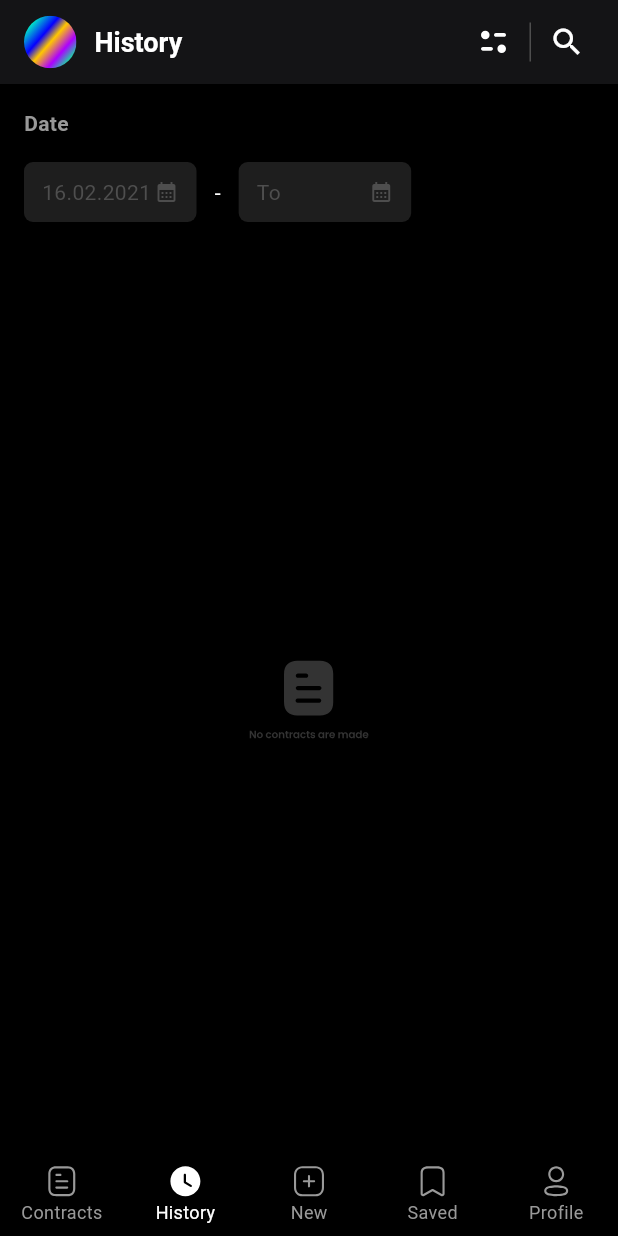
After one commit to AbrorAzizov/IBilling, a Flutter app: the HistoryPage screen opened by its route, on a phone screen of 412 x 824 dp. The commit adds this screen. Run offline on Flutter 3.47's test engine with Material 3 defaults, Android fonts, the phone set to English and light mode, and no system bars; our stand-ins replace bloc, cloud_firestore, dartz, equatable, firebase_core, flutter_bloc and 3 more; accounts and stored records are empty.

Commit message:
feat(saved,history):added

```diff
--- a/lib/core/routes/app_router.dart
+++ b/lib/core/routes/app_router.dart
@@ -8,6 +8,8 @@ import '../../feature/contracts/presentation/bloc/contracts_bloc.dart';
 import '../../feature/contracts/presentation/pages/contract_details_page.dart';
 import '../../feature/contracts/presentation/pages/contracts_page.dart';
 import '../../feature/contracts/presentation/pages/home_shell.dart';
+import '../../feature/contracts/presentation/pages/saved_page.dart';
+import '../../feature/history/presentation/pages/history_page.dart';
 import '../../feature/new/presentation/bloc/create_bloc.dart';
 import '../../feature/new/presentation/tabs/create_contract_tab.dart';
 import '../../feature/new/presentation/tabs/create_invoice_tab.dart';
@@ -32,19 +34,27 @@ final class AppRouter {
       errorBuilder: (context, state) =>
           Scaffold(body: Center(child: Text('Error: ${state.error}'))),
       routes: [
+        // Move contract details to top level so it covers the bottom navigation bar
         GoRoute(
           path: RoutePaths.contractDetails,
           builder: (context, state) {
-            final contract = state.extra as Contract;
-            return BlocProvider(
-              create: (context) => GetIt.I<ContractsBloc>(),
+            final extra = state.extra as Map<String, dynamic>;
+            final contract = extra['contract'] as Contract;
+            final bloc = extra['bloc'] as ContractsBloc;
+
+            return BlocProvider.value(
+              value: bloc,
               child: ContractDetailsPage(contract: contract),
             );
           },
         ),
         StatefulShellRoute.indexedStack(
           builder: (context, state, navigationShell) {
-            return HomeShell(navigationShell: navigationShell);
+            // Provide ContractsBloc to the entire shell so tabs can share state (like Saved)
+            return BlocProvider(
+              create: (context) => GetIt.I<ContractsBloc>(),
+              child: HomeShell(navigationShell: navigationShell),
+            );
           },
           branches: [
             StatefulShellBranch(
@@ -52,10 +62,7 @@ final class AppRouter {
                 GoRoute(
                   path: RoutePaths.home,
                   name: RouteNames.home,
-                  builder: (context, state) => BlocProvider(
-                    create: (context) => GetIt.I<ContractsBloc>(),
-                    child: const ContractsPage(),
-                  ),
+                  builder: (context, state) => const ContractsPage(),
                 ),
               ],
             ),
@@ -64,8 +71,7 @@ final class AppRouter {
                 GoRoute(
                   path: RoutePaths.history,
                   name: RouteNames.history,
-                  builder: (context, state) =>
-                      const Center(child: Text("History Screen")),
+                  builder: (context, state) => const HistoryPage(),
                 ),
               ],
             ),
@@ -100,8 +106,7 @@ final class AppRouter {
                 GoRoute(
                   path: RoutePaths.saved,
                   name: RouteNames.saved,
-                  builder: (context, state) =>
-                      const Center(child: Text("Saved Screen")),
+                  builder: (context, state) => const SavedPage(),
                 ),
               ],
             ),
--- a/lib/feature/contracts/presentation/bloc/contracts_bloc.dart
+++ b/lib/feature/contracts/presentation/bloc/contracts_bloc.dart
@@ -1,5 +1,6 @@
 import 'package:flutter_bloc/flutter_bloc.dart';
 import '../../domain/usecases/get_contracts_usecase.dart';
+import '../../domain/entity/contract.dart';
 import 'contracts_event.dart';
 import 'contracts_state.dart';
 
@@ -13,6 +14,7 @@ class ContractsBloc extends Bloc<ContractsEvent, ContractsState> {
     on<LoadMoreContractsRequested>(_onLoadMoreContractsRequested);
     on<FilterContractsRequested>(_onFilterContractsRequested);
     on<DeleteContractRequested>(_onDeleteContractRequested);
+    on<ToggleSaveContractRequested>(_onToggleSaveContractRequested);
   }
 
   Future<void> _onFetchContractsRequested(
@@ -28,11 +30,14 @@ class ContractsBloc extends Bloc<ContractsEvent, ContractsState> {
         status: ContractsStatus.failure,
         errorMessage: failure.message,
       )),
-      (contracts) => emit(state.copyWith(
+      (contracts) {
+        final sortedContracts = List.of(contracts)..sort((a, b) => b.createdAt.compareTo(a.createdAt));
+        emit(state.copyWith(
           status: ContractsStatus.success,
-        contracts: contracts,
+          contracts: sortedContracts,
           hasReachedMax: contracts.length < 3,
-      )),
+        ));
+      },
     );
   }
 
@@ -52,11 +57,15 @@ class ContractsBloc extends Bloc<ContractsEvent, ContractsState> {
         status: ContractsStatus.failure,
         errorMessage: failure.message,
       )),
-      (newContracts) => emit(state.copyWith(
+      (newContracts) {
+        final allContracts = List.of(state.contracts)..addAll(newContracts);
+        allContracts.sort((a, b) => b.createdAt.compareTo(a.createdAt));
+        emit(state.copyWith(
           status: ContractsStatus.success,
-        contracts: List.of(state.contracts)..addAll(newContracts),
+          contracts: allContracts,
           hasReachedMax: newContracts.length < 3,
-      )),
+        ));
+      },
     );
   }
 
@@ -78,11 +87,14 @@ class ContractsBloc extends Bloc<ContractsEvent, ContractsState> {
         status: ContractsStatus.failure,
         errorMessage: failure.message,
       )),
-      (contracts) => emit(state.copyWith(
+      (contracts) {
+        final sortedContracts = List.of(contracts)..sort((a, b) => b.createdAt.compareTo(a.createdAt));
+        emit(state.copyWith(
           status: ContractsStatus.success,
-        contracts: contracts,
+          contracts: sortedContracts,
           hasReachedMax: true,
-      )),
+        ));
+      },
     );
   }
 
@@ -99,11 +111,27 @@ class ContractsBloc extends Bloc<ContractsEvent, ContractsState> {
       )),
       (_) {
         final updatedContracts = state.contracts.where((c) => c.id != event.id).toList();
+        final updatedSaved = state.savedContracts.where((c) => c.id != event.id).toList();
         emit(state.copyWith(
           status: ContractsStatus.success,
           contracts: updatedContracts,
+          savedContracts: updatedSaved,
         ));
       },
     );
   }
+
+  void _onToggleSaveContractRequested(
+    ToggleSaveContractRequested event,
+    Emitter<ContractsState> emit,
+  ) {
+    final isSaved = state.savedContracts.any((c) => c.id == event.contract.id);
+    List<Contract> updatedSaved;
+    if (isSaved) {
+      updatedSaved = state.savedContracts.where((c) => c.id != event.contract.id).toList();
+    } else {
+      updatedSaved = List.of(state.savedContracts)..add(event.contract);
     }
+    emit(state.copyWith(savedContracts: updatedSaved));
+  }
+}
--- a/lib/feature/contracts/presentation/bloc/contracts_event.dart
+++ b/lib/feature/contracts/presentation/bloc/contracts_event.dart
@@ -37,3 +37,12 @@ class DeleteContractRequested extends ContractsEvent {
   @override
   List<Object?> get props => [id];
 }
+
+class ToggleSaveContractRequested extends ContractsEvent {
+  final Contract contract;
+
+  const ToggleSaveContractRequested(this.contract);
+
+  @override
+  List<Object?> get props => [contract];
+}
--- a/lib/feature/contracts/presentation/bloc/contracts_state.dart
+++ b/lib/feature/contracts/presentation/bloc/contracts_state.dart
@@ -6,12 +6,14 @@ enum ContractsStatus { initial, loading, success, failure, loadingMore }
 class ContractsState extends Equatable {
   final ContractsStatus status;
   final List<Contract> contracts;
+  final List<Contract> savedContracts;
   final String? errorMessage;
   final bool hasReachedMax;
 
   const ContractsState({
     this.status = ContractsStatus.initial,
     this.contracts = const [],
+    this.savedContracts = const [],
     this.errorMessage,
     this.hasReachedMax = false,
   });
@@ -19,17 +21,19 @@ class ContractsState extends Equatable {
   ContractsState copyWith({
     ContractsStatus? status,
     List<Contract>? contracts,
+    List<Contract>? savedContracts,
     String? errorMessage,
     bool? hasReachedMax,
   }) {
     return ContractsState(
       status: status ?? this.status,
       contracts: contracts ?? this.contracts,
+      savedContracts: savedContracts ?? this.savedContracts,
       errorMessage: errorMessage ?? this.errorMessage,
       hasReachedMax: hasReachedMax ?? this.hasReachedMax,
     );
   }
 
   @override
-  List<Object?> get props => [status, contracts, errorMessage, hasReachedMax];
+  List<Object?> get props => [status, contracts, savedContracts, errorMessage, hasReachedMax];
 }
--- /dev/null
+++ b/lib/feature/history/presentation/pages/history_page.dart
@@ -0,0 +1,215 @@
+import 'package:flutter/material.dart';
+import 'package:flutter_bloc/flutter_bloc.dart';
+import 'package:flutter_svg/flutter_svg.dart';
+import 'package:ibilling_test/feature/contracts/presentation/bloc/contracts_bloc.dart';
+import 'package:ibilling_test/feature/contracts/presentation/bloc/contracts_state.dart';
+import 'package:ibilling_test/feature/contracts/presentation/widgets/contract_item.dart';
+import '../../../../core/constants/app_colors.dart';
+import '../../../../l10n/app_localizations.dart';
+
+class HistoryPage extends StatefulWidget {
+  const HistoryPage({super.key});
+
+  @override
+  State<HistoryPage> createState() => _HistoryPageState();
+}
+
+class _HistoryPageState extends State<HistoryPage> {
+  DateTime? fromDate;
+  DateTime? toDate;
+
+  @override
+  Widget build(BuildContext context) {
+    final l10n = AppLocalizations.of(context)!;
+
+    return Scaffold(
+      backgroundColor: AppColors.background,
+      appBar: AppBar(
+        backgroundColor: const Color(0xFF141416),
+        elevation: 0,
+        title: Row(
+          children: [
+            SvgPicture.asset(
+              'assets/app_bar/Ellipse 13.svg',
+              height: 35,
+              width: 35,
+            ),
+            const SizedBox(width: 12),
+            Text(
+              l10n.history,
+              style: const TextStyle(
+                fontSize: 18,
+                fontWeight: FontWeight.w700,
+                color: Colors.white,
+              ),
+            ),
+          ],
+        ),
+        actions: [
+          IconButton(
+            icon: SvgPicture.asset(
+              'assets/filter/Filter.svg',
+              colorFilter: const ColorFilter.mode(Colors.white, BlendMode.srcIn),
+            ),
+            onPressed: () {},
+          ),
+          const VerticalDivider(
+            color: Color(0xFF4E4E4E),
+            width: 1,
+            indent: 15,
+            endIndent: 15,
+          ),
+          IconButton(
+            icon: const Icon(Icons.search, color: Colors.white),
+            onPressed: () {},
+          ),
+          const SizedBox(width: 10),
+        ],
+      ),
+      body: Column(
+        crossAxisAlignment: CrossAxisAlignment.start,
+        children: [
+          Padding(
+            padding: const EdgeInsets.all(16.0),
+            child: Column(
+              crossAxisAlignment: CrossAxisAlignment.start,
+              children: [
+                Text(
+                  l10n.date,
+                  style: const TextStyle(
+                    color: AppColors.textSecondary,
+                    fontSize: 14,
+                    fontWeight: FontWeight.w700,
+                  ),
+                ),
+                const SizedBox(height: 16),
+                Row(
+                  children: [
+                     _DateSelector(
+                        value: fromDate,
+                        hint: '16.02.2021',
+                        onTap: () => _selectDate(true),
+                      ),
+
+                    const Padding(
+                      padding: EdgeInsets.symmetric(horizontal: 12),
+                      child: Text('-', style: TextStyle(color: Colors.white)),
+                    ),
+
+                       _DateSelector(
+                        value: toDate,
+                        hint: l10n.to,
+                        onTap: () => _selectDate(false),
+                      ),
+
+                  ],
+                ),
+              ],
+            ),
+          ),
+          Expanded(
+            child: BlocBuilder<ContractsBloc, ContractsState>(
+              builder: (context, state) {
+                // Sorting by date (newest first)
+                final sortedContracts = List.from(state.contracts);
+                sortedContracts.sort((a, b) => b.createdAt.compareTo(a.createdAt));
+
+                if (sortedContracts.isEmpty) {
+                  return Center(
+                    child: Column(
+                      mainAxisAlignment: MainAxisAlignment.center,
+                      children: [
+                        SvgPicture.asset(
+                          'assets/no contracts/no_contract.svg',
+                          width: 80,
+                          height: 80,
+                        ),
+
+                      ],
+                    ),
+                  );
+                }
+
+                return ListView.separated(
+                  padding: const EdgeInsets.all(16),
+                  itemCount: sortedContracts.length,
+                  separatorBuilder: (context, index) => const SizedBox(height: 12),
+                  itemBuilder: (context, index) {
+                    final contract = sortedContracts[index];
+                    return ContractItem(contract: contract);
+                  },
+                );
+              },
+            ),
+          ),
+        ],
+      ),
+    );
+  }
+
+  Future<void> _selectDate(bool isFrom) async {
+    final picked = await showDatePicker(
+      context: context,
+      initialDate: DateTime.now(),
+      firstDate: DateTime(2000),
+      lastDate: DateTime(2101),
+    );
+    if (picked != null) {
+      setState(() {
+        if (isFrom) {
+          fromDate = picked;
+        } else {
+          toDate = picked;
+        }
+      });
+      // Optionally trigger search/filter here
+    }
+  }
+}
+
+class _DateSelector extends StatelessWidget {
+  final DateTime? value;
+  final String hint;
+  final VoidCallback onTap;
+
+  const _DateSelector({
+    this.value,
+    required this.hint,
+    required this.onTap,
+  });
+
+  @override
+  Widget build(BuildContext context) {
+    return GestureDetector(
+      onTap: onTap,
+      child: Container(
+        height: 40,
+        width: 115,
+        padding: const EdgeInsets.symmetric(horizontal: 12),
+        decoration: BoxDecoration(
+          color: const Color(0xFF1E1E1E),
+          borderRadius: BorderRadius.circular(6),
+        ),
+        child: Row(
+          mainAxisAlignment: MainAxisAlignment.spaceBetween,
+          children: [
+            Text(
+              value != null
+                  ? '${value!.day.toString().padLeft(2, '0')}.${value!.month.toString().padLeft(2, '0')}.${value!.year}'
+                  : hint,
+              style: TextStyle(
+                color: value != null ? Colors.white : const Color(0xFF4E4E4E),
+                fontSize: 14,
+              ),
+            ),
+            const Icon(
+              Icons.calendar_month_sharp,
+              size: 16,
+              color: Color(0xFF4E4E4E),
+            ),
+          ],
+        ),
+      ),
+    );
+  }
+}
--- a/lib/feature/new/presentation/tabs/create_contract_tab.dart
+++ b/lib/feature/new/presentation/tabs/create_contract_tab.dart
@@ -1,5 +1,6 @@
 import 'package:flutter/material.dart';
 import 'package:flutter_bloc/flutter_bloc.dart';
+import 'package:go_router/go_router.dart';
 import 'package:ibilling_test/feature/shared/widgets/app_bar.dart';
 import '../../../../../l10n/app_localizations.dart';
 import '../../../contracts/presentation/widgets/custom_dropdown.dart';
@@ -43,7 +44,9 @@ class _CreateContractTabState extends State<CreateContractTab> {
           ScaffoldMessenger.of(context).showSnackBar(
             const SnackBar(content: Text('Contract created successfully!')),
           );
-          Navigator.of(context).pop();
+          if (context.canPop()) {
+            context.pop();
+          }
         } else if (state.status == CreateStatus.failure) {
           ScaffoldMessenger.of(context).showSnackBar(
             SnackBar(content: Text(state.errorMessage ?? 'Error creating contract')),
--- a/lib/feature/profile/presentation/pages/profile_page.dart
+++ b/lib/feature/profile/presentation/pages/profile_page.dart
@@ -186,7 +186,7 @@ class ProfilePage extends StatelessWidget {
                   const SizedBox(height: 24),
                   _ProfileInfoRow(label: l10n.dateOfBirth, value: '16.09.2001'),
                   _ProfileInfoRow(label: l10n.phoneNumber, value: '+998 97 721 06 88'),
-                  _ProfileInfoRow(label: l10n.email, value: 'predatorhunter041@gmail.com'),
+                  _ProfileInfoRow(label: l10n.email, value: 'predator@gmail.com'),
                 ],
               ),
             ),
```
Also changed, not shown: lib/feature/contracts/presentation/pages/contract_details_page.dart (+13 -3 lines), lib/feature/contracts/presentation/pages/contracts_page.dart (+2 -6 lines), lib/feature/contracts/presentation/pages/saved_page.dart (added, +96 -0 lines), lib/feature/contracts/presentation/widgets/contract_item.dart (+26 -4 lines), lib/feature/saved/presentation/pages/saved_page.dart (added, +96 -0 lines). Lines whose indentation alone changed are shown as unchanged.
